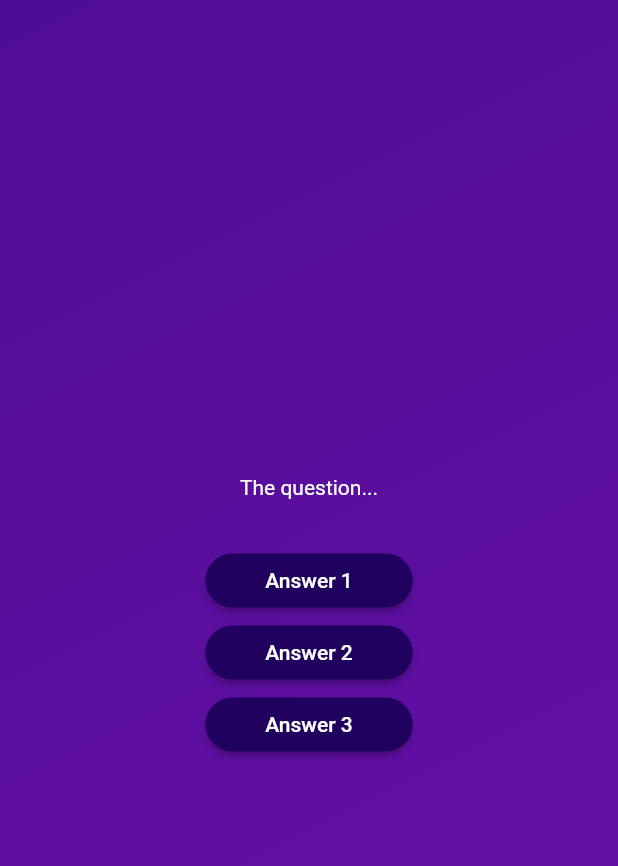
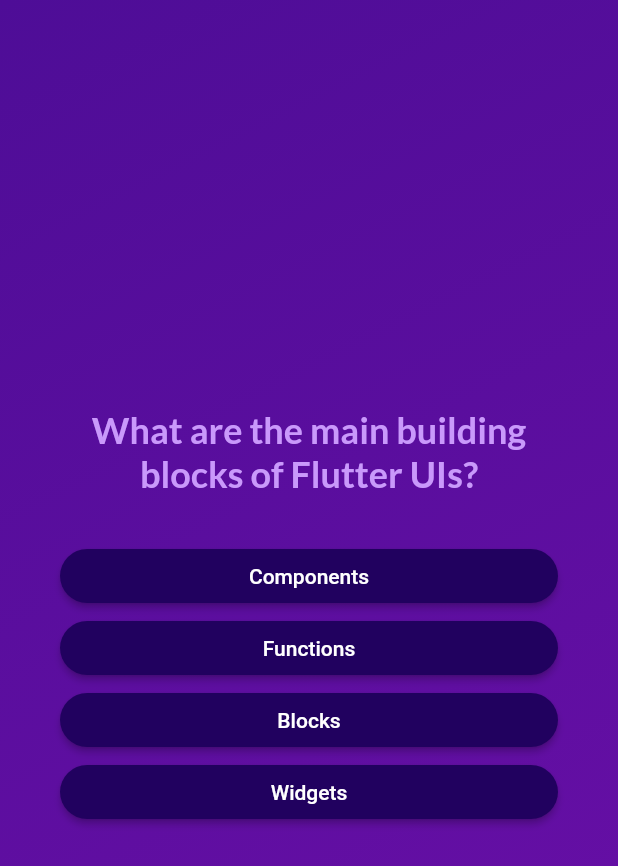
Before and after one commit to rehmanjameel/quiz-app, a Flutter app: the screen it shows after launch, after a tap on "Start Quiz", on a phone screen of 412 x 824 dp. Shown: the top 866 px of the screen. Run offline on Flutter 3.47's test engine with Material 2 defaults, Android fonts, the phone set to English and light mode, and no system bars; our stand-ins replace google_fonts.

Commit message:
(question-screen)show questions from list

```diff
--- a/lib/answer_button.dart
+++ b/lib/answer_button.dart
@@ -11,12 +11,12 @@ class AnswerButton extends StatelessWidget {
     return ElevatedButton(
       onPressed: onTap,
       style: ElevatedButton.styleFrom(
-        padding: EdgeInsets.symmetric(vertical: 10, horizontal: 40,),
-        backgroundColor: Color.fromARGB(255, 33, 1, 95),
+        padding: const EdgeInsets.symmetric(vertical: 10, horizontal: 40,),
+        backgroundColor: const Color.fromARGB(255, 33, 1, 95),
         foregroundColor: Colors.white,
         shape: RoundedRectangleBorder(borderRadius: BorderRadius.circular(40)),
       ),
-      child: Text(answerText),
+      child: Text(answerText, textAlign: TextAlign.center,),
     );
   }
 }
--- a/lib/models/questions_model.dart
+++ b/lib/models/questions_model.dart
@@ -4,4 +4,10 @@ class QuizQuestion {
 
   final String text;
   final List<String> answers;
+
+  List<String> getShuffledAnswers() {
+    final shuffledList = List.of(answers);
+    shuffledList.shuffle();
+    return shuffledList;
+  }
 }
--- a/lib/questions_screen.dart
+++ b/lib/questions_screen.dart
@@ -1,6 +1,8 @@
 import 'package:adv_basics/answer_button.dart';
+import 'package:adv_basics/data/questions_data.dart';
 import 'package:flutter/cupertino.dart';
 import 'package:flutter/material.dart';
+import 'package:google_fonts/google_fonts.dart';
 
 class QuestionsScreen extends StatefulWidget {
   const QuestionsScreen({super.key});
@@ -12,36 +14,61 @@ class QuestionsScreen extends StatefulWidget {
 }
 
 class _QuestionScreenState extends State<QuestionsScreen> {
+
+  var currentQuestionIndex = 0;
+
+  void answerQuestion() {
+    setState(() {
+      currentQuestionIndex ++;
+    });
+  }
+
   @override
   Widget build(BuildContext context) {
+    final currentQuestion = questions[currentQuestionIndex];
+
     return SizedBox(
       width: double.infinity,
+      child: Container(
+        margin: const EdgeInsets.all(40),
         child: Column(
-        mainAxisAlignment: MainAxisAlignment.center,
+          mainAxisAlignment: MainAxisAlignment.center, // vertical axis
+          crossAxisAlignment: CrossAxisAlignment.stretch, // horizontal axis
           children: [
-          const Text(
-            'The question...',
-            style: TextStyle(
-              color: Colors.white,
+            Text(
+              currentQuestion.text,
+              style: GoogleFonts.lato(
+                color: const Color.fromARGB(255, 201, 153, 251),
+                fontSize: 24,
+                fontWeight: FontWeight.bold,
               ),
+              textAlign: TextAlign.center,
             ),
             const SizedBox(
               height: 30,
             ),
 
-          AnswerButton(
-            answerText: "Answer 1",
-            onTap: () { },
+            ...currentQuestion.getShuffledAnswers().map((answer) { // '...' used for spreading values of list
+              return AnswerButton(answerText: answer, onTap: answerQuestion,);
+            }) // using dynamic answer buttons instead of hardcoded buttons
+            // AnswerButton(
+            //   answerText: currentQuestion.answers[0],
+            //   onTap: () { },
+            // ),
+            // AnswerButton(
+            //   answerText: currentQuestion.answers[1],
+            //   onTap: () { },
+            // ),
+            // AnswerButton(
+            //   answerText: currentQuestion.answers[2],
+            //   onTap: () { },
+            // ),
+            // AnswerButton(
+            //   answerText: currentQuestion.answers[3],
+            //   onTap: () { },
+            // ),
+          ],
         ),
-          AnswerButton(
-            answerText: "Answer 2",
-            onTap: () { },
-          ),
-          AnswerButton(
-            answerText: "Answer 3",
-            onTap: () { },
-          ),
-        ],
       ),
     );
   }
--- a/lib/start_screen.dart
+++ b/lib/start_screen.dart
@@ -1,6 +1,7 @@
 // this screen is different because as a good practice custom widgets should be in their screens
 
 import 'package:flutter/material.dart';
+import 'package:google_fonts/google_fonts.dart';
 
 class StartScreen extends StatelessWidget {
   const StartScreen(this.startQuiz, {super.key});
@@ -18,25 +19,25 @@ class StartScreen extends StatelessWidget {
             width: 300,
             color: const Color.fromARGB(150, 255, 255, 255),
           ),
-
-          const SizedBox(height: 80,),
-
-          const Text('The Amazing Quiz App!',
-            style: TextStyle(
-                color: Colors.white
+          const SizedBox(
+            height: 80,
+          ),
+          Text(
+            'The Amazing Quiz App!',
+            style: GoogleFonts.lato(
+              color: const Color.fromARGB(255, 237, 223, 252),
+              fontSize: 24,
             ),
           ),
-          const SizedBox(height: 30,),
-
+          const SizedBox(
+            height: 30,
+          ),
           OutlinedButton.icon(
             onPressed: startQuiz,
             label: const Text('Start Quiz'),
             style: OutlinedButton.styleFrom(
               foregroundColor: Colors.white,
-              side: const BorderSide(
-                  width: 1.0,
-                  color: Colors.white
-              ),
+              side: const BorderSide(width: 1.0, color: Colors.white),
             ),
             icon: const Icon(Icons.arrow_right_alt),
           ),
--- a/pubspec.yaml
+++ b/pubspec.yaml
@@ -36,6 +36,7 @@ dependencies:
   # The following adds the Cupertino Icons font to your application.
   # Use with the CupertinoIcons class for iOS style icons.
   cupertino_icons: ^1.0.2
+  google_fonts: ^4.0.4
 
 dev_dependencies:
   flutter_test:
```
Also changed, not shown: lib/data/questions_data.dart (line endings or trailing spaces), pubspec.lock, 1 other file. Lines whose indentation alone changed are shown as unchanged.
